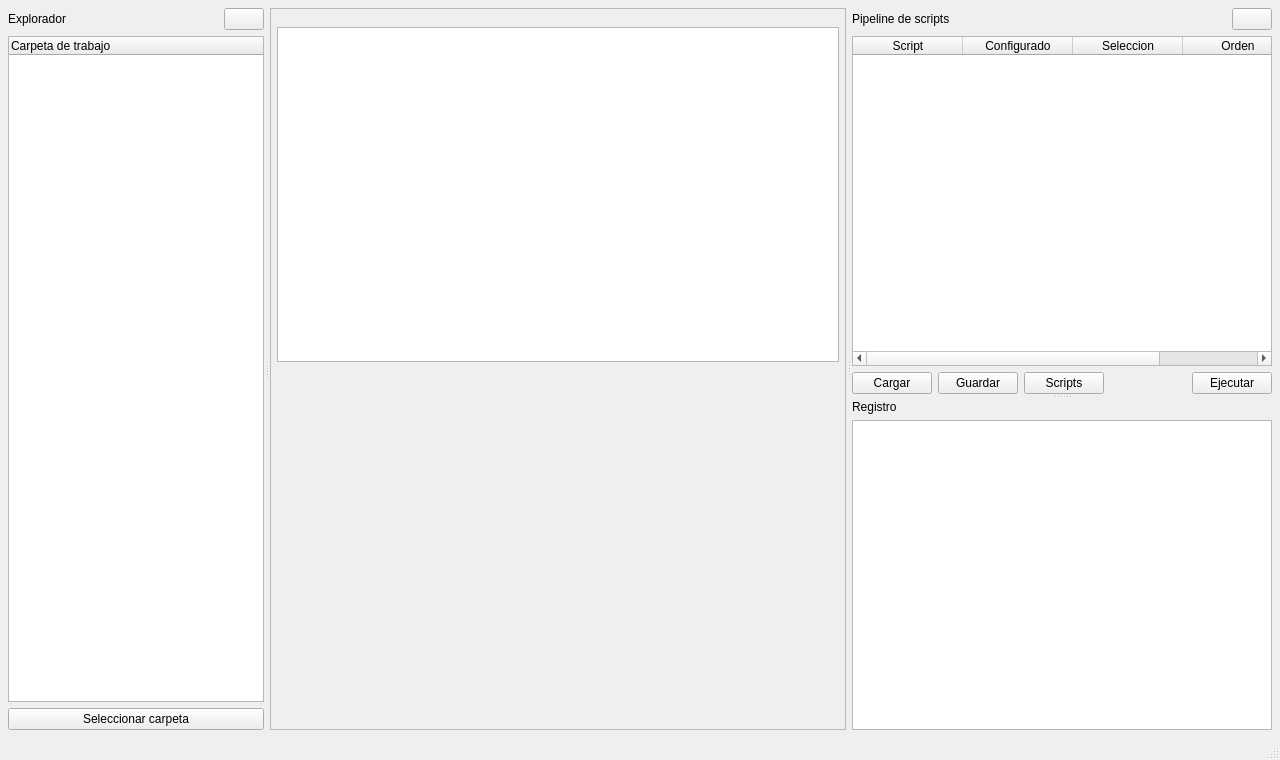
Before: the Qt Designer form ui/mainwindow.ui in danielzanelli/NeuroCrunch, drawn with Qt 5.
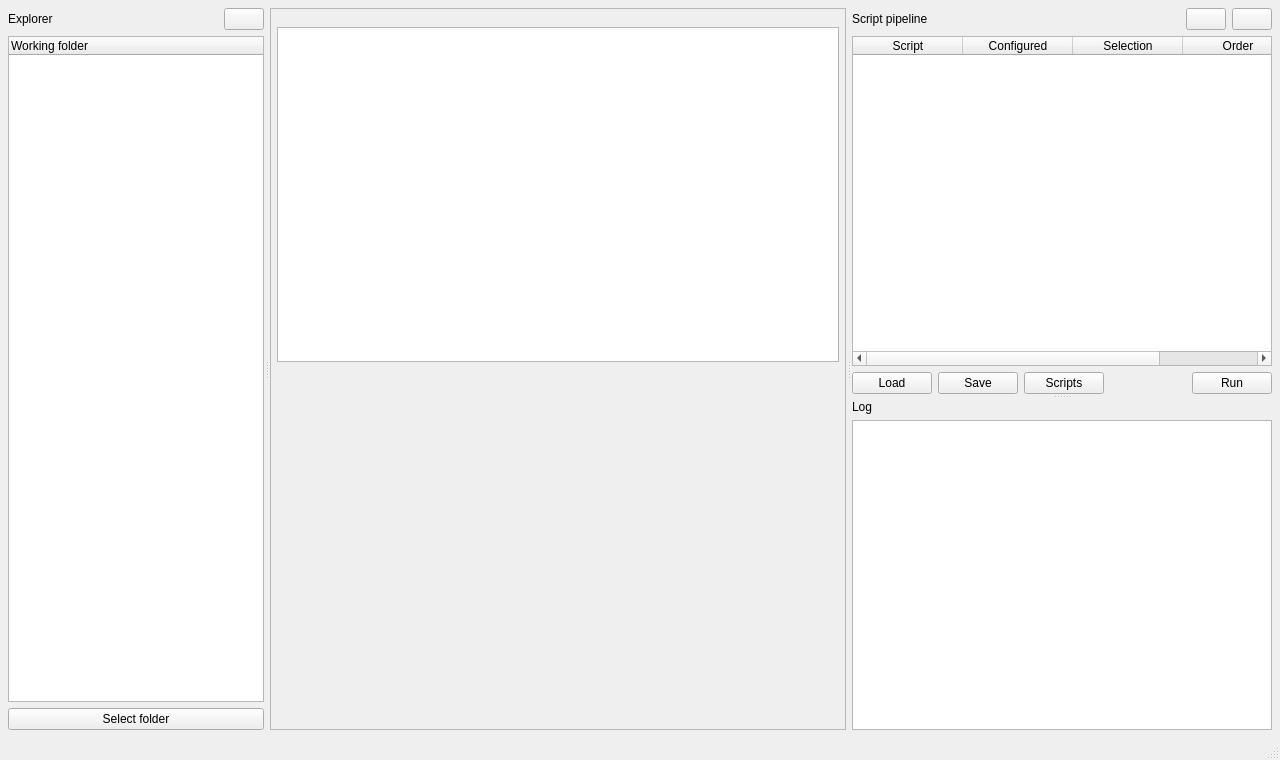
After: the same form once the commit is applied. Custom widgets are drawn as their Qt base class.

Commit message: Added multi language support and settings button

Diff of the .ui file:
```diff
--- a/ui/mainwindow.ui
+++ b/ui/mainwindow.ui
@@ -66,7 +66,7 @@
           <item>
            <widget class="QLabel" name="lbl_explorer_title">
             <property name="text">
-             <string>Explorador</string>
+             <string>Explorer</string>
             </property>
             <property name="class" stdset="0">
              <string>panelTitle</string>
@@ -117,7 +117,7 @@
           </property>
           <column>
            <property name="text">
-            <string>Carpeta de trabajo</string>
+            <string>Working folder</string>
            </property>
           </column>
          </widget>
@@ -128,7 +128,7 @@
            <string>Elegir la carpeta de trabajo</string>
           </property>
           <property name="text">
-           <string>Seleccionar carpeta</string>
+           <string>Select folder</string>
           </property>
          </widget>
         </item>
@@ -250,7 +250,7 @@
            <item>
             <widget class="QLabel" name="lbl_scripts_title">
              <property name="text">
-              <string>Pipeline de scripts</string>
+              <string>Script pipeline</string>
              </property>
              <property name="class" stdset="0">
               <string>panelTitle</string>
@@ -270,6 +270,19 @@
              </property>
             </spacer>
            </item>
+           <item>
+            <widget class="QPushButton" name="btn_preferences">
+             <property name="toolTip">
+              <string>Preferences</string>
+             </property>
+             <property name="text">
+              <string/>
+             </property>
+             <property name="class" stdset="0">
+              <string>iconButton</string>
+             </property>
+            </widget>
+           </item>
            <item>
             <widget class="QPushButton" name="btn_darkmode">
              <property name="toolTip">
@@ -330,17 +343,17 @@
            </column>
            <column>
             <property name="text">
-             <string>Configurado</string>
+             <string>Configured</string>
             </property>
            </column>
            <column>
             <property name="text">
-             <string>Seleccion</string>
+             <string>Selection</string>
             </property>
            </column>
            <column>
             <property name="text">
-             <string>Orden</string>
+             <string>Order</string>
             </property>
            </column>
           </widget>
@@ -356,7 +369,7 @@
               <string>Cargar configuración desde archivo</string>
              </property>
              <property name="text">
-              <string>Cargar</string>
+              <string>Load</string>
              </property>
             </widget>
            </item>
@@ -366,7 +379,7 @@
               <string>Guardar configuración actual</string>
              </property>
              <property name="text">
-              <string>Guardar</string>
+              <string>Save</string>
              </property>
             </widget>
            </item>
@@ -399,7 +412,7 @@
               <string>Ejecutar los scripts seleccionados en orden</string>
              </property>
              <property name="text">
-              <string>Ejecutar</string>
+              <string>Run</string>
              </property>
             </widget>
            </item>
@@ -427,7 +440,7 @@
          <item>
           <widget class="QLabel" name="lbl_log_title">
            <property name="text">
-            <string>Registro</string>
+            <string>Log</string>
            </property>
            <property name="class" stdset="0">
             <string>panelTitle</string>
```
Left out of the diff: 14 changed lines with no effect on the pictures. The commit also changes 36 other files.
